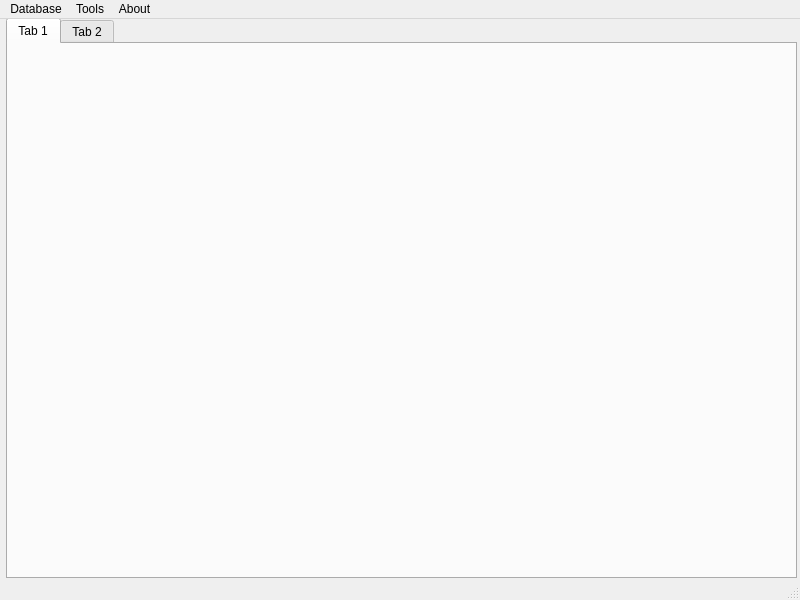
Above: ui/DBClient.ui from vadimkalashnikov78/DBClient before the change. Below: the same form after it.
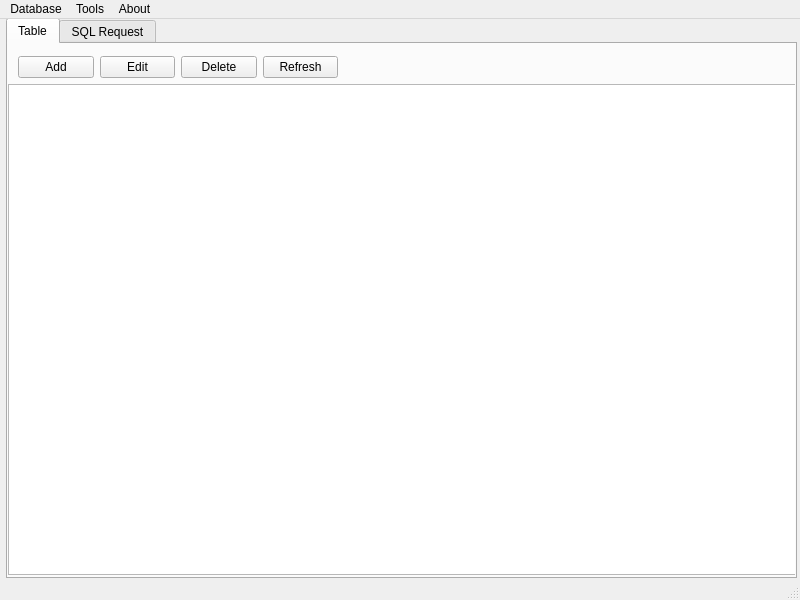
That is the form after the change.

What changed in the file:
```diff
--- a/ui/DBClient.ui
+++ b/ui/DBClient.ui
@@ -29,17 +29,79 @@
       <height>561</height>
      </size>
     </property>
+    <property name="maximumSize">
+     <size>
+      <width>791</width>
+      <height>561</height>
+     </size>
+    </property>
     <property name="currentIndex">
      <number>0</number>
     </property>
     <widget class="QWidget" name="tab">
      <attribute name="title">
-      <string>Tab 1</string>
+      <string>Table</string>
      </attribute>
+     <widget class="QTableView" name="tableView">
+      <property name="geometry">
+       <rect>
+        <x>0</x>
+        <y>40</y>
+        <width>791</width>
+        <height>491</height>
+       </rect>
+      </property>
+      <property name="maximumSize">
+       <size>
+        <width>791</width>
+        <height>491</height>
+       </size>
+      </property>
+     </widget>
+     <widget class="QWidget" name="layoutWidget">
+      <property name="geometry">
+       <rect>
+        <x>10</x>
+        <y>10</y>
+        <width>320</width>
+        <height>26</height>
+       </rect>
+      </property>
+      <layout class="QHBoxLayout" name="horizontalLayout">
+       <item>
+        <widget class="QPushButton" name="pushButtonAdd">
+         <property name="text">
+          <string>Add</string>
+         </property>
+        </widget>
+       </item>
+       <item>
+        <widget class="QPushButton" name="pushButton_Edit">
+         <property name="text">
+          <string>Edit</string>
+         </property>
+        </widget>
+       </item>
+       <item>
+        <widget class="QPushButton" name="pushButtonDelete">
+         <property name="text">
+          <string>Delete</string>
+         </property>
+        </widget>
+       </item>
+       <item>
+        <widget class="QPushButton" name="pushButtonRefresh">
+         <property name="text">
+          <string>Refresh</string>
+         </property>
+        </widget>
+       </item>
+      </layout>
+     </widget>
     </widget>
     <widget class="QWidget" name="tab_2">
      <attribute name="title">
-      <string>Tab 2</string>
+      <string>SQL Request</string>
      </attribute>
     </widget>
    </widget>
```
Left out of the diff: 58 changed lines with no effect on the pictures.
